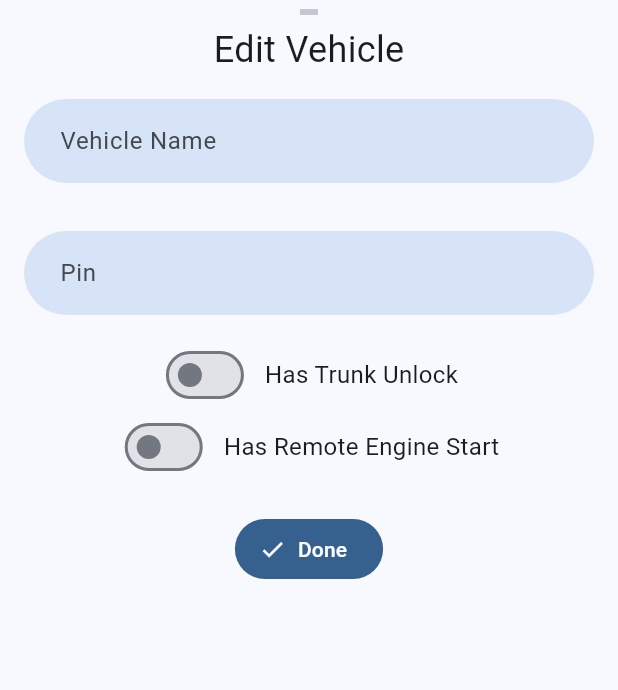
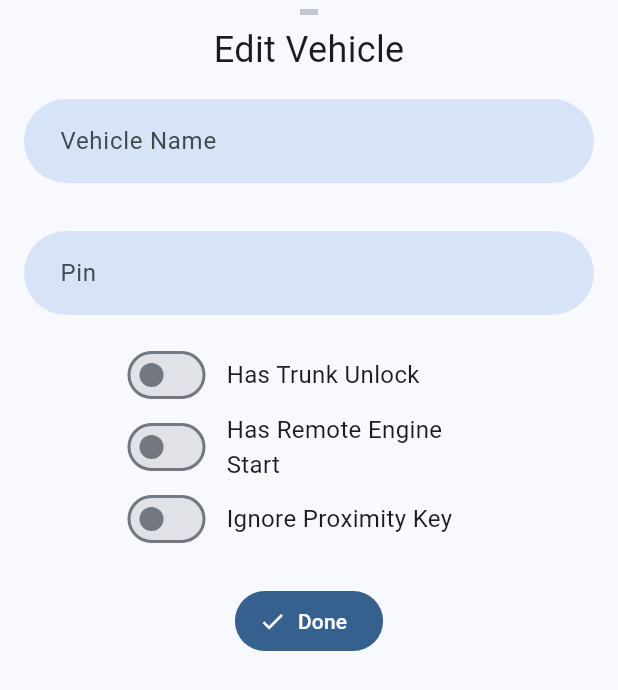
Before and after one commit to Mauznemo/OpenCarKey, a Flutter app: the EditVehicleBottomSheet widget shown alone on an empty page, opened directly with empty values, on a phone screen of 412 x 824 dp. Shown: the top 690 px of the screen. Run offline on Flutter 3.47's test engine with Material 3 defaults, Android fonts, the phone set to English and light mode, and no system bars; drawn by our look-alikes of dynamic_color; our stand-ins replace flutter_blue_plus, flutter_local_notifications, permission_handler, shared_preferences, vibration; missing offline and left inert: flutter_background_service; accounts and stored records are empty; statements that could not run were skipped.

Commit message:
feat(mobile app): add option to ignore proximity key for certain vehicles

```diff
--- a/MobileApp/lib/components/edit_vehicle_bottom_sheet.dart
+++ b/MobileApp/lib/components/edit_vehicle_bottom_sheet.dart
@@ -36,6 +36,8 @@ class _EditVehicleBottomSheetState extends State<EditVehicleBottomSheet> {
   bool hasTrunkUnlock = false;
   bool hasEngineStart = false;
 
+  bool noProximityKey = false;
+
   bool isValid = true;
 
   @override
@@ -45,6 +47,7 @@ class _EditVehicleBottomSheetState extends State<EditVehicleBottomSheet> {
     pinController.text = widget.vehicle.data.pin;
     hasTrunkUnlock = widget.vehicle.data.hasTrunkUnlock;
     hasEngineStart = widget.vehicle.data.hasEngineStart;
+    noProximityKey = widget.vehicle.data.noProximityKey;
   }
 
   @override
@@ -114,9 +117,12 @@ class _EditVehicleBottomSheetState extends State<EditVehicleBottomSheet> {
                   },
                 ),
                 SizedBox(width: 10),
-                const Text(
-                  'Has Trunk Unlock',
-                  style: TextStyle(fontSize: 16),
+                SizedBox(
+                  width: 180,
+                  child: const Text(
+                    'Has Trunk Unlock',
+                    style: TextStyle(fontSize: 16),
+                  ),
                 ),
               ],
             ),
@@ -132,9 +138,33 @@ class _EditVehicleBottomSheetState extends State<EditVehicleBottomSheet> {
                   },
                 ),
                 SizedBox(width: 10),
-                const Text(
-                  'Has Remote Engine Start',
-                  style: TextStyle(fontSize: 16),
+                SizedBox(
+                  width: 180,
+                  child: const Text(
+                    'Has Remote Engine Start',
+                    style: TextStyle(fontSize: 16),
+                  ),
+                ),
+              ],
+            ),
+            Row(
+              mainAxisAlignment: MainAxisAlignment.center,
+              children: [
+                Switch(
+                  value: noProximityKey,
+                  onChanged: (value) {
+                    setState(() {
+                      noProximityKey = value;
+                    });
+                  },
+                ),
+                SizedBox(width: 10),
+                SizedBox(
+                  width: 180,
+                  child: const Text(
+                    'Ignore Proximity Key',
+                    style: TextStyle(fontSize: 16),
+                  ),
                 ),
               ],
             ),
@@ -155,7 +185,8 @@ class _EditVehicleBottomSheetState extends State<EditVehicleBottomSheet> {
                       macAddress: widget.vehicle.data.macAddress,
                       pin: pinController.text,
                       hasTrunkUnlock: hasTrunkUnlock,
-                      hasEngineStart: hasEngineStart));
+                      hasEngineStart: hasEngineStart,
+                      noProximityKey: noProximityKey));
                   vehicleNameController.clear();
                   pinController.clear();
                   if (context.mounted) Navigator.pop(context);
--- a/MobileApp/lib/pages/home.dart
+++ b/MobileApp/lib/pages/home.dart
@@ -225,6 +225,11 @@ class _HomePageState extends State<HomePage> {
                                   style:
                                       Theme.of(context).textTheme.headlineSmall,
                                 ),
+                                SizedBox(width: 10),
+                                if (vehicle.data.noProximityKey)
+                                  Icon(
+                                    Icons.location_disabled,
+                                  ),
                                 Spacer(),
                                 if (notAuthenticatedDevices.contains(
                                     vehicle.device.macAddress.toString()))
--- a/MobileApp/lib/types/vehicle.dart
+++ b/MobileApp/lib/types/vehicle.dart
@@ -40,6 +40,7 @@ class VehicleData {
   final String pin;
   final bool hasTrunkUnlock;
   final bool hasEngineStart;
+  final bool noProximityKey;
 
   VehicleData({
     required this.name,
@@ -47,6 +48,7 @@ class VehicleData {
     required this.pin,
     required this.hasTrunkUnlock,
     required this.hasEngineStart,
+    this.noProximityKey = false,
   });
 
   factory VehicleData.fromJson(Map<String, dynamic> json) {
@@ -56,6 +58,7 @@ class VehicleData {
       pin: json['pin'],
       hasTrunkUnlock: json['hasTrunkUnlock'],
       hasEngineStart: json['hasEngineStart'],
+      noProximityKey: json['noProximityKey'] ?? false,
     );
   }
 
@@ -66,6 +69,7 @@ class VehicleData {
       'pin': pin,
       'hasTrunkUnlock': hasTrunkUnlock,
       'hasEngineStart': hasEngineStart,
+      'noProximityKey': noProximityKey,
     };
   }
 }
```
Also changed, not shown: MobileApp/lib/components/add_vehicle_bottom_sheet.dart (+12 -6 lines), MobileApp/lib/services/ble_background_service.dart (+7 -4 lines).
